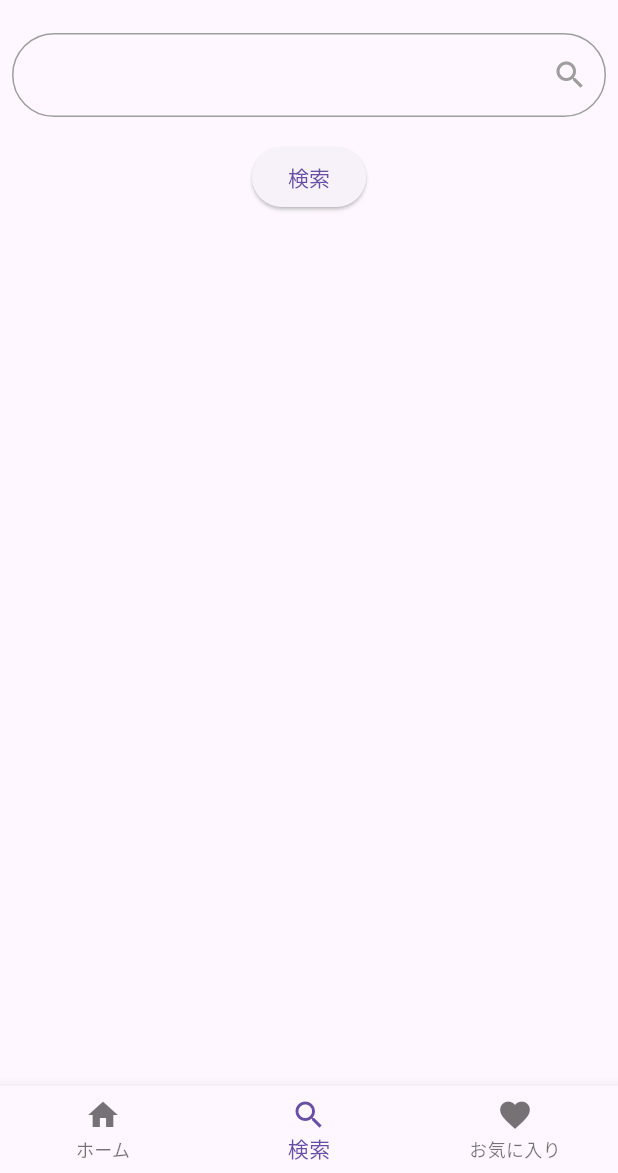
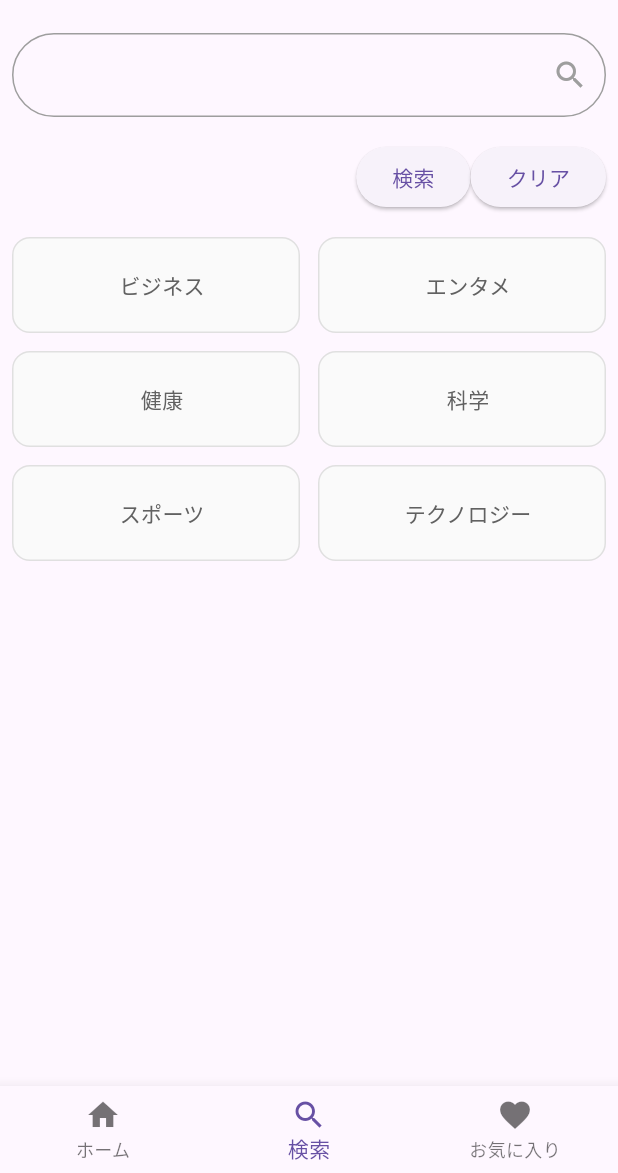
Before and after one commit to ShigemotoTsubasa/Flutter-Study, a Flutter app: the screen it shows after launch, item 2 of the bottom bar chosen, on a phone screen of 412 x 824 dp, the part 63-1236 px from its top. Run offline on Flutter 3.47's test engine with Material 3 defaults, Android fonts, the phone set to English and light mode, and no system bars; our stand-ins replace flutter_dotenv; network calls fail.

Commit message:
カテゴリ検索機能の追加 検索結果のクリア機能の作成

```diff
--- a/lib/main.dart
+++ b/lib/main.dart
@@ -13,7 +13,8 @@ Future<void> main() async {
 
 class NewsApp extends StatefulWidget {
   final String? searchValue;
-  const NewsApp({super.key, this.searchValue});
+  final String? categoryValue;
+  const NewsApp({super.key, this.searchValue, this.categoryValue});
 
   @override
   State<NewsApp> createState() => _NewsAppState();
@@ -21,7 +22,8 @@ class NewsApp extends StatefulWidget {
 
 class _NewsAppState extends State<NewsApp> {
   String? searchValue;
-  int _currentIndex = 0; // 現在のページインデックス
+  String? categoryValue;
+  int _currentIndex = 0;
 
   // ページリスト
   late List<Widget> _pages;
@@ -30,8 +32,9 @@ class _NewsAppState extends State<NewsApp> {
   void initState() {
     super.initState();
     searchValue = widget.searchValue;
+    categoryValue = widget.categoryValue;
     _pages = [
-      NewsScreen(searchValue: searchValue),
+      NewsScreen(searchValue: searchValue, categoryValue: categoryValue),
       SearchScreen(),
       FavoriteScreen(),
     ];
--- a/lib/screen/search_screen.dart
+++ b/lib/screen/search_screen.dart
@@ -11,6 +11,17 @@ class SearchScreen extends StatefulWidget {
 
 class _SearchScreenState extends State<SearchScreen> {
   final TextEditingController _searchController = TextEditingController();
+
+  final List<Map<String, dynamic>> _searchCategories = [
+    {'name': 'ビジネス', 'value': 'business'},
+    {'name': 'エンタメ', 'value': 'entertainment'},
+    {'name': '健康', 'value': 'health'},
+    {'name': '科学', 'value': 'science'},
+    {'name': 'スポーツ', 'value': 'sports'},
+    {'name': 'テクノロジー', 'value': 'technology'},
+  ];
+
+  String? _selectedCategory;
 
   @override
   void dispose() {
@@ -41,7 +52,10 @@ class _SearchScreenState extends State<SearchScreen> {
           ),
           Padding(
             padding: EdgeInsetsGeometry.all(8.0),
-            child: ElevatedButton(
+            child: Row(
+              mainAxisAlignment: MainAxisAlignment.end,
+              children: [
+                ElevatedButton(
                   onPressed: () {
                     Navigator.of(context).push(
                       MaterialPageRoute(
@@ -52,6 +66,84 @@ class _SearchScreenState extends State<SearchScreen> {
                   },
                   child: Text("検索"),
                 ),
+                ElevatedButton(
+                  onPressed: () {
+                    setState(() {
+                      _searchController.clear();
+                      _selectedCategory = null;
+                    });
+                    Navigator.of(
+                      context,
+                    ).push(MaterialPageRoute(builder: (context) => NewsApp()));
+                  },
+                  child: Text("クリア"),
+                ),
+              ],
+            ),
+          ),
+          Padding(
+            padding: const EdgeInsets.all(8.0),
+            child: GridView.builder(
+              shrinkWrap: true,
+              physics: const NeverScrollableScrollPhysics(),
+              gridDelegate: const SliverGridDelegateWithFixedCrossAxisCount(
+                crossAxisCount: 2,
+                childAspectRatio: 3,
+                crossAxisSpacing: 12,
+                mainAxisSpacing: 12,
+              ),
+              itemCount: _searchCategories.length,
+              itemBuilder: (context, index) {
+                final category = _searchCategories[index];
+                final isSelected = _selectedCategory == category['value'];
+
+                return GestureDetector(
+                  onTap: () {
+                    setState(() {
+                      _selectedCategory = category['value'];
+                    });
+                    Navigator.of(context).push(
+                      MaterialPageRoute(
+                        builder: (context) => NewsApp(
+                          searchValue: _searchController.text,
+                          categoryValue: category['value'],
+                        ),
+                      ),
+                    );
+                  },
+                  child: Container(
+                    decoration: BoxDecoration(
+                      color: isSelected
+                          ? Colors.blue.shade100
+                          : Colors.grey.shade50,
+                      borderRadius: BorderRadius.circular(12),
+                      border: Border.all(
+                        color: isSelected ? Colors.blue : Colors.grey.shade300,
+                        width: isSelected ? 2 : 1,
+                      ),
+                    ),
+                    child: Row(
+                      mainAxisAlignment: MainAxisAlignment.center,
+                      children: [
+                        const SizedBox(width: 8),
+                        Text(
+                          category['name'],
+                          style: TextStyle(
+                            color: isSelected
+                                ? Colors.blue
+                                : Colors.grey.shade700,
+                            fontWeight: isSelected
+                                ? FontWeight.bold
+                                : FontWeight.normal,
+                            fontSize: 14,
+                          ),
+                        ),
+                      ],
+                    ),
+                  ),
+                );
+              },
+            ),
           ),
         ],
       ),
```
Also changed, not shown: lib/screen/news_screen.dart (+5 -2 lines), lib/services/news_api_service.dart (+20 -4 lines). Lines whose indentation alone changed are shown as unchanged.
